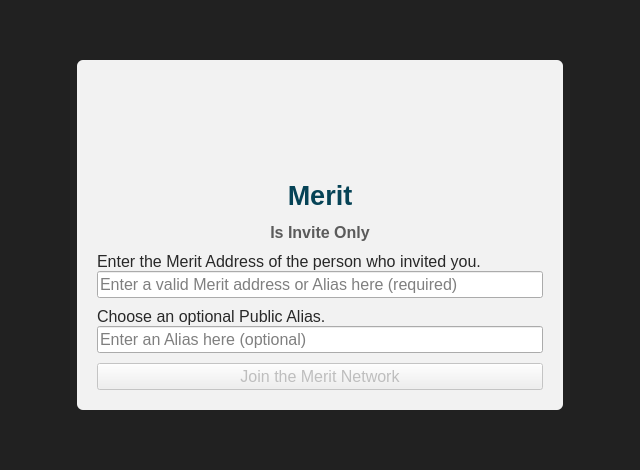
This is src/qt/forms/enterunlockcode.ui in meritlabs/merit as Qt 5 draws it before an edit. The edited form follows.
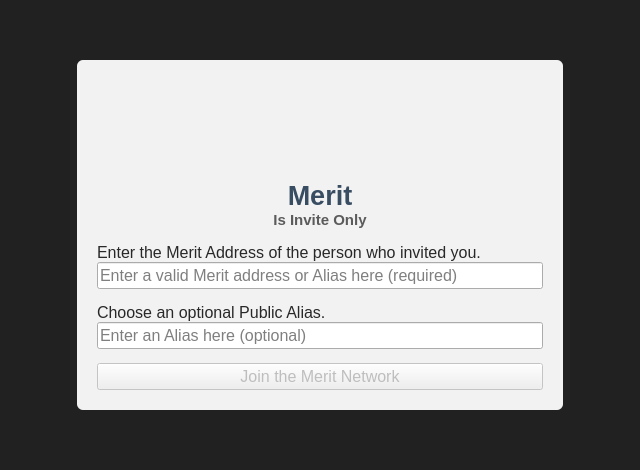
This is the edited form. Icons and pictures are not drawn. Custom widgets are drawn as their Qt base class.

```diff
--- a/src/qt/forms/enterunlockcode.ui
+++ b/src/qt/forms/enterunlockcode.ui
@@ -146,8 +146,14 @@
                  <verstretch>0</verstretch>
                 </sizepolicy>
                </property>
+               <property name="minimumSize">
+                <size>
+                 <width>0</width>
+                 <height>0</height>
+                </size>
+               </property>
                <property name="text">
-                <string>&lt;html&gt;&lt;head/&gt;&lt;body&gt;&lt;p align=&quot;center&quot;&gt;&lt;span style=&quot; font-size:20pt; font-weight:600; color:#064356;&quot;&gt;Merit&lt;/span&gt;&lt;/p&gt;&lt;p align=&quot;center&quot;&gt;&lt;span style=&quot; font-size:12pt; font-weight:600; color:#5b5b5b;&quot;&gt;Is Invite Only&lt;/span&gt;&lt;/p&gt;&lt;/body&gt;&lt;/html&gt;</string>
+                <string>&lt;html&gt;&lt;head/&gt;&lt;body&gt;&lt;p align=&quot;center&quot;&gt;&lt;span style=&quot; font-size:20pt; font-weight:600; color:#384c62;&quot;&gt;Merit&lt;br/&gt;&lt;/span&gt;&lt;span style=&quot; font-size:11pt; font-weight:600; color:#5b5b5b;&quot;&gt;Is Invite Only&lt;/span&gt;&lt;/p&gt;&lt;/body&gt;&lt;/html&gt;</string>
                </property>
                <property name="textFormat">
                 <enum>Qt::RichText</enum>
```
